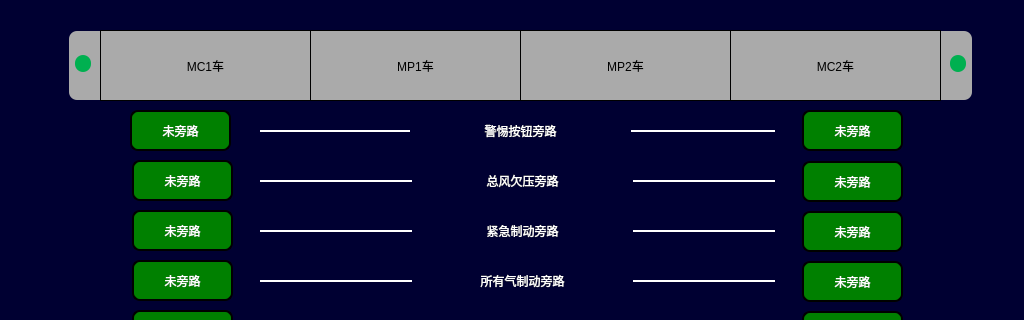
The window that bypasspage.ui (994656234/HHL) describes before a commit, drawn with Qt 5; both pictures show x 0 to 1024 and y 0 to 320 of the 1024 by 706 pixel window.
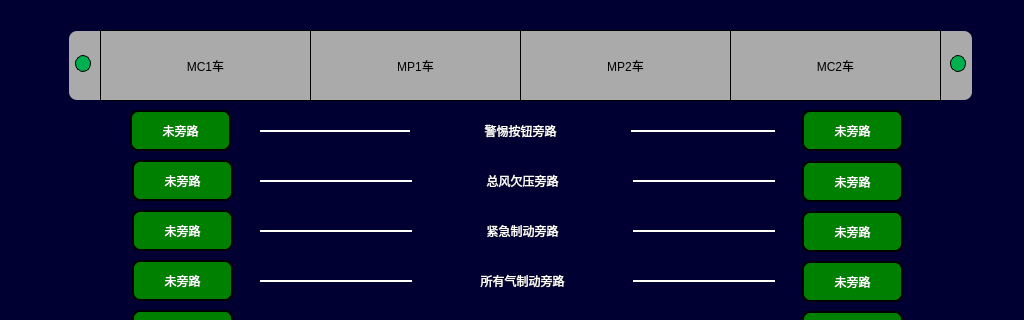
The same window after the commit. Icons and pictures are not drawn.

```diff
--- a/bypasspage.ui
+++ b/bypasspage.ui
@@ -1142,7 +1142,9 @@
    </property>
    <property name="styleSheet">
     <string notr="true">background-color: rgb(0, 176, 80);
-border-radius:8px;</string>
+border-radius:8px;
+font:24px,&quot;微软雅黑&quot;;
+border:1px solid black;</string>
    </property>
    <property name="text">
     <string/>
@@ -1191,7 +1193,9 @@
    </property>
    <property name="styleSheet">
     <string notr="true">background-color: rgb(0, 176, 80);
-border-radius:8px;</string>
+border-radius:8px;
+font:24px,&quot;微软雅黑&quot;;
+border:1px solid black;</string>
    </property>
    <property name="text">
     <string/>
```
